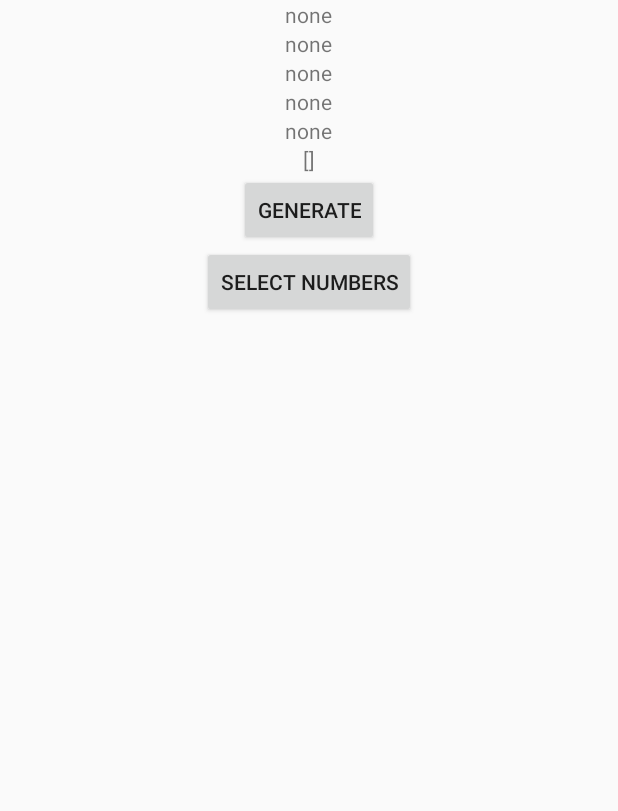
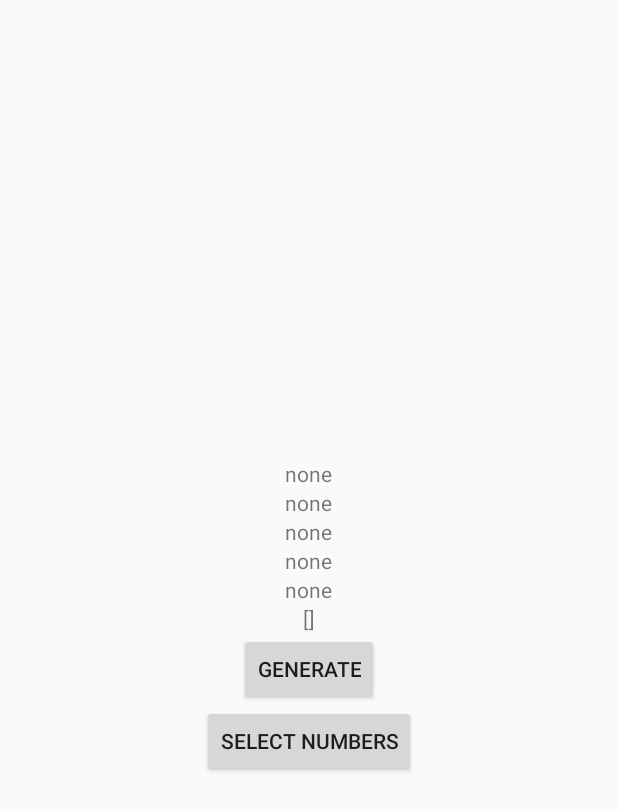
Before and after one commit to alextech1/RandomGen, an Android app built with Jetpack Compose: the screen it shows after launch (MainActivity), after a tap on "SELECT NUMBERS", on a phone screen of 412 x 824 dp. Shown: the top 811 px of the screen. Run offline under Robolectric (Android 15) with nearby library versions, the phone set to English and light mode, and no system bars.

Commit message:
fix buttons alignment

```diff
--- a/app/src/main/java/com/example/randomgenerator/MainActivity.kt
+++ b/app/src/main/java/com/example/randomgenerator/MainActivity.kt
@@ -87,16 +87,16 @@ class MainActivity : ComponentActivity() {
         val array: IntArray = concat.toIntArray()
         //val array = IntArray(size)
 
-        for (i in array) {
+        for ((index, i) in array.withIndex()) {
             val button = Button(this).apply {
                 layoutParams = ViewGroup.LayoutParams(0, ViewGroup.LayoutParams.WRAP_CONTENT)
-                id = i + 1
-                text = "${i + 1}"
+                id = index + 1
+                text = i.toString()
             }
             root.addView(button)
         }
         val flow = findViewById<Flow>(R.id.flow)
-        flow.referencedIds = array
+        flow.referencedIds = (1 .. array.size).toList().toIntArray()
     }
 
 
--- a/app/src/main/res/layout/activity_main.xml
+++ b/app/src/main/res/layout/activity_main.xml
@@ -1,5 +1,6 @@
 <?xml version="1.0" encoding="utf-8"?>
-<LinearLayout xmlns:android="http://schemas.android.com/apk/res/android"
+<LinearLayout
+    xmlns:android="http://schemas.android.com/apk/res/android"
     android:id="@+id/MainActivity"
     android:layout_width="match_parent"
     android:layout_height="match_parent"
@@ -54,16 +55,16 @@
         android:layout_height="wrap_content"
         android:text="Select Numbers" />
 
-    <ScrollView xmlns:android="http://schemas.android.com/apk/res/android"
+<ScrollView xmlns:android="http://schemas.android.com/apk/res/android"
         xmlns:app="http://schemas.android.com/apk/res-auto"
         android:layout_width="match_parent"
-        android:layout_height="match_parent"
+        android:layout_height="wrap_content"
         android:fillViewport="true">
 
         <androidx.constraintlayout.widget.ConstraintLayout
             android:id="@+id/root"
             android:layout_width="match_parent"
-            android:layout_height="wrap_content">
+            android:layout_height="match_parent">
 
             <androidx.constraintlayout.helper.widget.Flow
                 android:id="@+id/flow"
@@ -78,5 +79,4 @@
         </androidx.constraintlayout.widget.ConstraintLayout>
 
     </ScrollView>
-
 </LinearLayout>
```
